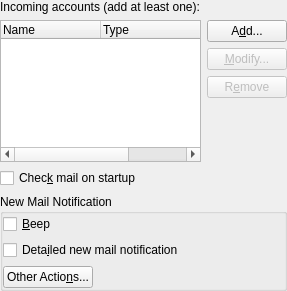
Old version of the form kmail/ui/accountspagereceivingtab.ui in the repository chusopr/kdepim-ktimetracker-akonadi.
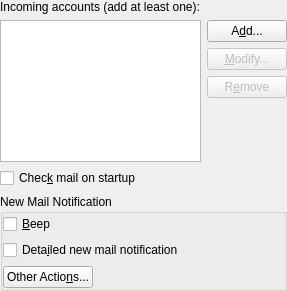
New version of the form. Custom widgets are drawn as their Qt base class.

Commit message: Add code to show which account was configuring in akonadi.

```diff
--- a/kmail/ui/accountspagereceivingtab.ui
+++ b/kmail/ui/accountspagereceivingtab.ui
@@ -23,22 +23,7 @@
      <item>
       <layout class="QHBoxLayout" name="hlay">
        <item>
-        <widget class="ListView" name="mAccountList">
-         <column>
-          <property name="text">
-           <string notr="true">Name</string>
-          </property>
-         </column>
-         <column>
-          <property name="text">
-           <string>Type</string>
-          </property>
-         </column>
-         <column>
-          <property name="text">
-           <string>Folder</string>
-          </property>
-         </column>
+        <widget class="QListView" name="mAccountList">
         </widget>
        </item>
        <item>
```
The commit also changes 1 other file.
